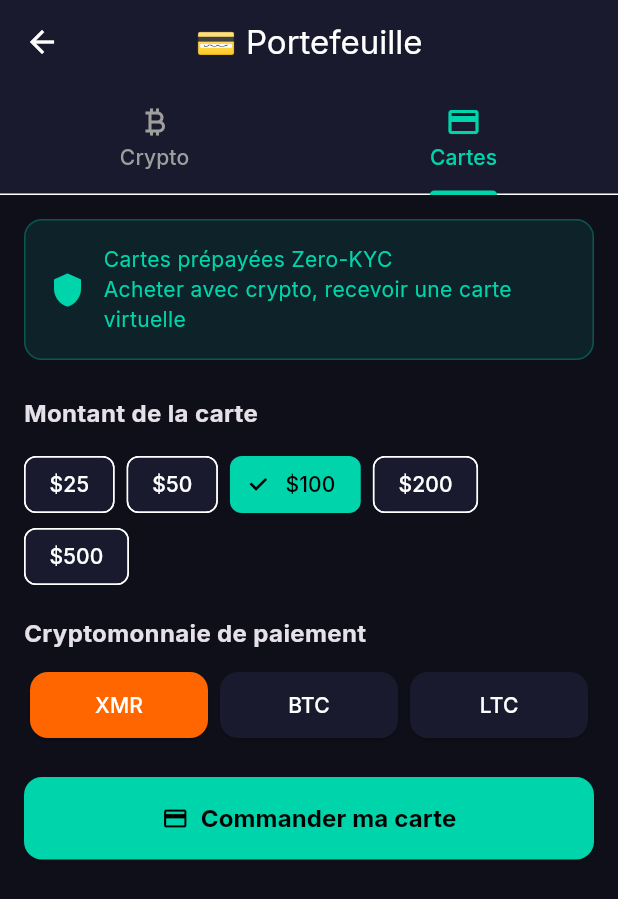
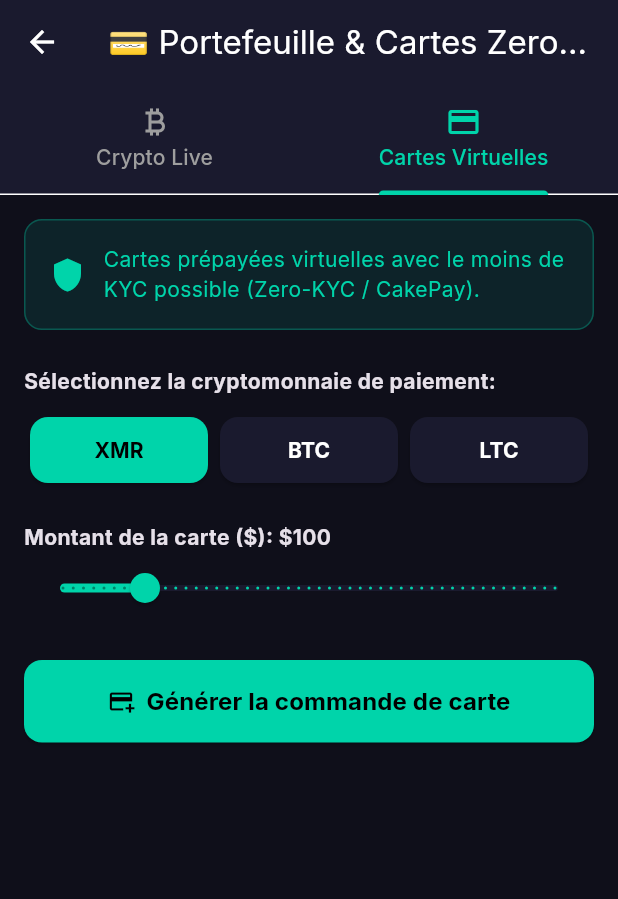
Before and after one commit to ia2213/anon-superapp, a Flutter app: the WalletScreen screen opened directly, tab 2 chosen, on a phone screen of 412 x 824 dp. Shown: the top 899 px of the screen. Run offline on Flutter 3.47's test engine with Material 3 defaults, Android fonts, the phone set to English and light mode, and no system bars; our stand-ins replace file_picker, flutter_riverpod, google_fonts, shared_preferences; accounts and stored records are empty; network calls fail.

Commit message:
fix(wallet): make WalletScreen fully interactive with live CoinGecko rates and prepaid card generation

```diff
--- a/flutter_app/lib/screens/wallet/wallet_screen.dart
+++ b/flutter_app/lib/screens/wallet/wallet_screen.dart
@@ -1,7 +1,6 @@
 import 'package:flutter/material.dart';
 import 'package:flutter/services.dart';
 import 'package:flutter_riverpod/flutter_riverpod.dart';
-import 'package:qr_flutter/qr_flutter.dart';
 import '../../services/api_service.dart';
 import '../../models/crypto_rate.dart';
 import '../../models/prepaid_card.dart';
@@ -23,6 +22,7 @@ class _WalletScreenState extends ConsumerState<WalletScreen> with SingleTickerPr
   String _selectedCrypto = 'XMR';
   double _cardAmount = 100;
   PrepaidCard? _currentOrder;
+  bool _isLoadingCard = false;
 
   @override
   void initState() {
@@ -36,11 +36,21 @@ class _WalletScreenState extends ConsumerState<WalletScreen> with SingleTickerPr
     super.dispose();
   }
 
+  Future<void> _orderCard() async {
+    setState(() => _isLoadingCard = true);
+    final api = ApiService();
+    final order = await api.createCardOrder(_cardAmount, _selectedCrypto);
+    setState(() {
+      _currentOrder = order;
+      _isLoadingCard = false;
+    });
+  }
+
   @override
   Widget build(BuildContext context) {
     return Scaffold(
       appBar: AppBar(
-        title: const Text('💳 Portefeuille'),
+        title: const Text('💳 Portefeuille & Cartes Zero-KYC'),
         backgroundColor: const Color(0xFF1A1A2E),
         bottom: TabBar(
           controller: _tabController,
@@ -48,8 +58,8 @@ class _WalletScreenState extends ConsumerState<WalletScreen> with SingleTickerPr
           labelColor: const Color(0xFF00D4AA),
           unselectedLabelColor: Colors.grey,
           tabs: const [
-            Tab(text: 'Crypto', icon: Icon(Icons.currency_bitcoin)),
-            Tab(text: 'Cartes', icon: Icon(Icons.credit_card)),
+            Tab(text: 'Crypto Live', icon: Icon(Icons.currency_bitcoin)),
+            Tab(text: 'Cartes Virtuelles', icon: Icon(Icons.credit_card)),
           ],
         ),
       ),
@@ -75,7 +85,6 @@ class _WalletScreenState extends ConsumerState<WalletScreen> with SingleTickerPr
         data: (rates) => ListView(
           padding: const EdgeInsets.all(16),
           children: [
-            // Balance Card
             Container(
               padding: const EdgeInsets.all(20),
               decoration: BoxDecoration(
@@ -86,143 +95,59 @@ class _WalletScreenState extends ConsumerState<WalletScreen> with SingleTickerPr
                 ),
                 borderRadius: BorderRadius.circular(20),
               ),
-              child: Column(
+              child: const Column(
                 crossAxisAlignment: CrossAxisAlignment.start,
                 children: [
-                  const Text(
-                    'Balance Totale',
+                  Text(
+                    'Cours en direct (CoinGecko)',
                     style: TextStyle(color: Colors.white70, fontSize: 14),
                   ),
-                  const SizedBox(height: 8),
-                  const Text(
-                    '0.00 EUR',
+                  SizedBox(height: 8),
+                  Text(
+                    '100% Anonyme & Live',
                     style: TextStyle(
                       color: Colors.white,
-                      fontSize: 32,
+                      fontSize: 22,
                       fontWeight: FontWeight.bold,
                     ),
-                  ),
-                  const SizedBox(height: 16),
-                  Row(
-                    children: [
-                      _buildQuickAction(Icons.add, 'Ajouter'),
-                      const SizedBox(width: 12),
-                      _buildQuickAction(Icons.send, 'Envoyer'),
-                      const SizedBox(width: 12),
-                      _buildQuickAction(Icons.qr_code, 'Scanner'),
-                    ],
                   ),
                 ],
               ),
             ),
-
-            const SizedBox(height: 24),
-
-            // Crypto Rates
+            const SizedBox(height: 20),
             const Text(
-              'Taux en Temps Réel',
+              'Actifs Numériques',
+              style: TextStyle(fontSize: 18, fontWeight: FontWeight.bold),
+            ),
+            const SizedBox(height: 12),
+            ...rates.entries.map((entry) {
+              final rate = entry.value;
+              return Card(
+                margin: const EdgeInsets.only(bottom: 12),
+                shape: RoundedRectangleBorder(borderRadius: BorderRadius.circular(16)),
+                child: ListTile(
+                  leading: CircleAvatar(
+                    backgroundColor: const Color(0xFF1A1A2E),
+                    child: Text(rate.symbol, style: const TextStyle(color: Color(0xFF00D4AA), fontWeight: FontWeight.bold)),
+                  ),
+                  title: Text(rate.name, style: const TextStyle(fontWeight: FontWeight.bold)),
+                  subtitle: Text('1 ${rate.symbol} = \$${rate.usd.toStringAsFixed(2)} USD'),
+                  trailing: Text(
+                    '${rate.change24h >= 0 ? "+" : ""}${rate.change24h.toStringAsFixed(2)}%',
                     style: TextStyle(
-                fontSize: 18,
+                      color: rate.change24h >= 0 ? Colors.green : Colors.red,
                       fontWeight: FontWeight.bold,
                     ),
                   ),
-            const SizedBox(height: 12),
-
-            if (rates.isEmpty)
-              const Center(child: Text('Erreur de chargement des taux'))
-            else
-              ...rates.values.map((rate) => _buildCryptoCard(rate)),
+                ),
+              );
+            }),
           ],
         ),
-        loading: () => const Center(
-          child: CircularProgressIndicator(color: Color(0xFF00D4AA)),
-        ),
-        error: (e, _) => Center(child: Text('Erreur: $e')),
+        loading: () => const Center(child: CircularProgressIndicator(color: Color(0xFF00D4AA))),
+        error: (e, _) => Center(child: Text('Erreur de chargement: $e')),
       ),
     );
-  }
-
-  Widget _buildQuickAction(IconData icon, String label) {
-    return Container(
-      padding: const EdgeInsets.symmetric(horizontal: 16, vertical: 8),
-      decoration: BoxDecoration(
-        color: Colors.white.withOpacity(0.2),
-        borderRadius: BorderRadius.circular(8),
-      ),
-      child: Row(
-        children: [
-          Icon(icon, color: Colors.white, size: 18),
-          const SizedBox(width: 6),
-          Text(label, style: const TextStyle(color: Colors.white)),
-        ],
-      ),
-    );
-  }
-
-  Widget _buildCryptoCard(CryptoRate rate) {
-    final isPositive = rate.change24h >= 0;
-
-    return Card(
-      margin: const EdgeInsets.only(bottom: 8),
-      child: ListTile(
-        leading: Container(
-          width: 48,
-          height: 48,
-          decoration: BoxDecoration(
-            color: _getCryptoColor(rate.symbol).withOpacity(0.2),
-            borderRadius: BorderRadius.circular(12),
-          ),
-          child: Center(
-            child: Text(
-              rate.symbol.substring(0, 1),
-              style: TextStyle(
-                color: _getCryptoColor(rate.symbol),
-                fontWeight: FontWeight.bold,
-                fontSize: 20,
-              ),
-            ),
-          ),
-        ),
-        title: Text(rate.name),
-        subtitle: Text(rate.symbol),
-        trailing: Column(
-          mainAxisAlignment: MainAxisAlignment.center,
-          crossAxisAlignment: CrossAxisAlignment.end,
-          children: [
-            Text(
-              '\${rate.usd.toStringAsFixed(2)}',
-              style: const TextStyle(fontWeight: FontWeight.bold),
-            ),
-            Row(
-              mainAxisSize: MainAxisSize.min,
-              children: [
-                Icon(
-                  isPositive ? Icons.arrow_upward : Icons.arrow_downward,
-                  size: 14,
-                  color: isPositive ? Colors.green : Colors.red,
-                ),
-                Text(
-                  '${rate.change24h.abs().toStringAsFixed(1)}%',
-                  style: TextStyle(
-                    fontSize: 12,
-                    color: isPositive ? Colors.green : Colors.red,
-                  ),
-                ),
-              ],
-            ),
-          ],
-        ),
-      ),
-    );
-  }
-
-  Color _getCryptoColor(String symbol) {
-    switch (symbol.toUpperCase()) {
-      case 'BTC': return Colors.orange;
-      case 'XMR': return const Color(0xFFFF6600);
-      case 'LTC': return Colors.grey;
-      default: return const Color(0xFF00D4AA);
-    }
   }
 
   Widget _buildCardsTab() {
@@ -231,7 +156,6 @@ class _WalletScreenState extends ConsumerState<WalletScreen> with SingleTickerPr
       child: Column(
         crossAxisAlignment: CrossAxisAlignment.start,
         children: [
-          // Zero KYC Banner
           Container(
             padding: const EdgeInsets.all(16),
             decoration: BoxDecoration(
@@ -245,71 +169,46 @@ class _WalletScreenState extends ConsumerState<WalletScreen> with SingleTickerPr
                 SizedBox(width: 12),
                 Expanded(
                   child: Text(
-                    'Cartes prépayées Zero-KYC\nAcheter avec crypto, recevoir une carte virtuelle',
+                    'Cartes prépayées virtuelles avec le moins de KYC possible (Zero-KYC / CakePay).',
                     style: TextStyle(color: Color(0xFF00D4AA)),
                   ),
                 ),
               ],
             ),
           ),
-
           const SizedBox(height: 24),
-
-          // Amount Selector
-          const Text(
-            'Montant de la carte',
-            style: TextStyle(fontWeight: FontWeight.bold, fontSize: 16),
-          ),
+          const Text('Sélectionnez la cryptomonnaie de paiement:', style: TextStyle(fontWeight: FontWeight.bold)),
           const SizedBox(height: 12),
-
-          Wrap(
-            spacing: 8,
-            children: [25, 50, 100, 200, 500].map((amount) {
-              final isSelected = _cardAmount == amount.toDouble();
-              return ChoiceChip(
-                label: Text('\$$amount'),
-                selected: isSelected,
-                selectedColor: const Color(0xFF00D4AA),
-                onSelected: (selected) {
-                  setState(() => _cardAmount = amount.toDouble());
-                },
-              );
-            }).toList(),
-          ),
-
-          const SizedBox(height: 16),
-
-          // Crypto Selector
-          const Text(
-            'Cryptomonnaie de paiement',
-            style: TextStyle(fontWeight: FontWeight.bold, fontSize: 16),
-          ),
-          const SizedBox(height: 12),
-
           Row(
             children: ['XMR', 'BTC', 'LTC'].map((crypto) {
-              final isSelected = _selectedCrypto == crypto;
+              bool isSelected = _selectedCrypto == crypto;
               return Expanded(
                 child: Padding(
                   padding: const EdgeInsets.symmetric(horizontal: 4),
                   child: ElevatedButton(
                     style: ElevatedButton.styleFrom(
-                      backgroundColor: isSelected
-                          ? _getCryptoColor(crypto)
-                          : const Color(0xFF1A1A2E),
-                      foregroundColor: Colors.white,
+                      backgroundColor: isSelected ? const Color(0xFF00D4AA) : const Color(0xFF1A1A2E),
+                      foregroundColor: isSelected ? Colors.black : Colors.white,
                     ),
                     onPressed: () => setState(() => _selectedCrypto = crypto),
-                    child: Text(crypto),
+                    child: Text(crypto, style: const TextStyle(fontWeight: FontWeight.bold)),
                   ),
                 ),
               );
             }).toList(),
           ),
-
           const SizedBox(height: 24),
-
-          // Order Button
+          Text('Montant de la carte (\$): \$${_cardAmount.toInt()}', style: const TextStyle(fontWeight: FontWeight.bold)),
+          Slider(
+            value: _cardAmount,
+            min: 20,
+            max: 500,
+            divisions: 48,
+            activeColor: const Color(0xFF00D4AA),
+            label: '\$${_cardAmount.toInt()}',
+            onChanged: (val) => setState(() => _cardAmount = val),
+          ),
+          const SizedBox(height: 24),
           SizedBox(
             width: double.infinity,
             child: ElevatedButton.icon(
@@ -318,104 +217,39 @@ class _WalletScreenState extends ConsumerState<WalletScreen> with SingleTickerPr
                 foregroundColor: Colors.black,
                 padding: const EdgeInsets.symmetric(vertical: 16),
               ),
-              icon: const Icon(Icons.credit_card),
-              label: const Text(
-                'Commander ma carte',
-                style: TextStyle(fontSize: 16, fontWeight: FontWeight.bold),
-              ),
-              onPressed: _createCardOrder,
+              icon: const Icon(Icons.add_card),
+              label: _isLoadingCard
+                  ? const CircularProgressIndicator(color: Colors.black)
+                  : const Text('Générer la commande de carte', style: TextStyle(fontWeight: FontWeight.bold, fontSize: 16)),
+              onPressed: _isLoadingCard ? null : _orderCard,
             ),
           ),
-
-          // Current Order
           if (_currentOrder != null) ...[
             const SizedBox(height: 24),
-            _buildOrderCard(),
-          ],
-        ],
-      ),
-    );
-  }
-
-  Widget _buildOrderCard() {
-    return Card(
+            Card(
               color: const Color(0xFF1A1A2E),
               child: Padding(
                 padding: const EdgeInsets.all(16),
                 child: Column(
                   crossAxisAlignment: CrossAxisAlignment.start,
                   children: [
-            Row(
-              children: [
-                const Icon(Icons.pending, color: Colors.orange),
-                const SizedBox(width: 8),
-                const Text(
-                  'Commande en attente',
-                  style: TextStyle(
-                    fontWeight: FontWeight.bold,
-                    color: Colors.orange,
+                    const Text('📦 Commande générée avec succès !', style: TextStyle(color: Color(0xFF00D4AA), fontWeight: FontWeight.bold, fontSize: 16)),
+                    const Divider(),
+                    Text('ID: ${_currentOrder!.orderId}'),
+                    const SizedBox(height: 8),
+                    Text('Montant dû: ${_currentOrder!.cryptoAmountDue.toString(precision: 4)} ${_currentOrder!.cryptoSymbol}'),
+                    const SizedBox(height: 8),
+                    const Text('Adresse de dépôt :'),
+                    SelectableText(_currentOrder!.depositAddress, style: const TextStyle(color: Color(0xFF00D4AA), fontFamily: 'monospace')),
+                    const SizedBox(height: 8),
+                    Text('Statut: ${_currentOrder!.status}'),
+                  ],
+                ),
               ),
             ),
           ],
-            ),
-            const Divider(),
-            Text('Order ID: ${_currentOrder!.orderId}'),
-            Text('Montant: \${_currentOrder!.cardAmountUsd}'),
-            Text('Cryptomonnaie: ${_currentOrder!.cryptoSymbol}'),
-            Text('À payer: ${_currentOrder!.cryptoAmountDue} ${_currentOrder!.cryptoSymbol}'),
-            const SizedBox(height: 12),
-
-            // QR Code
-            Center(
-              child: QrImageView(
-                data: _currentOrder!.depositAddress,
-                version: QrVersions.auto,
-                size: 150,
-                backgroundColor: Colors.white,
-              ),
-            ),
-            const SizedBox(height: 12),
-
-            // Copy Address
-            Row(
-              children: [
-                Expanded(
-                  child: Text(
-                    _currentOrder!.depositAddress,
-                    style: const TextStyle(fontSize: 10),
-                    maxLines: 2,
-                    overflow: TextOverflow.ellipsis,
-                  ),
-                ),
-                IconButton(
-                  icon: const Icon(Icons.copy, size: 20),
-                  onPressed: () {
-                    Clipboard.setData(ClipboardData(text: _currentOrder!.depositAddress));
-                    ScaffoldMessenger.of(context).showSnackBar(
-                      const SnackBar(content: Text('Adresse copiée!')),
-                    );
-                  },
-                ),
         ],
-            ),
-          ],
-        ),
       ),
     );
   }
-
-  Future<void> _createCardOrder() async {
-    setState(() {});
-
-    final api = ApiService();
-    final order = await api.createCardOrder(_cardAmount, _selectedCrypto);
-
-    if (order != null && mounted) {
-      setState(() => _currentOrder = order);
-    } else if (mounted) {
-      ScaffoldMessenger.of(context).showSnackBar(
-        const SnackBar(content: Text('Erreur lors de la commande')),
-      );
 }
-  }
-}
```
Lines whose indentation alone changed are shown as unchanged.
